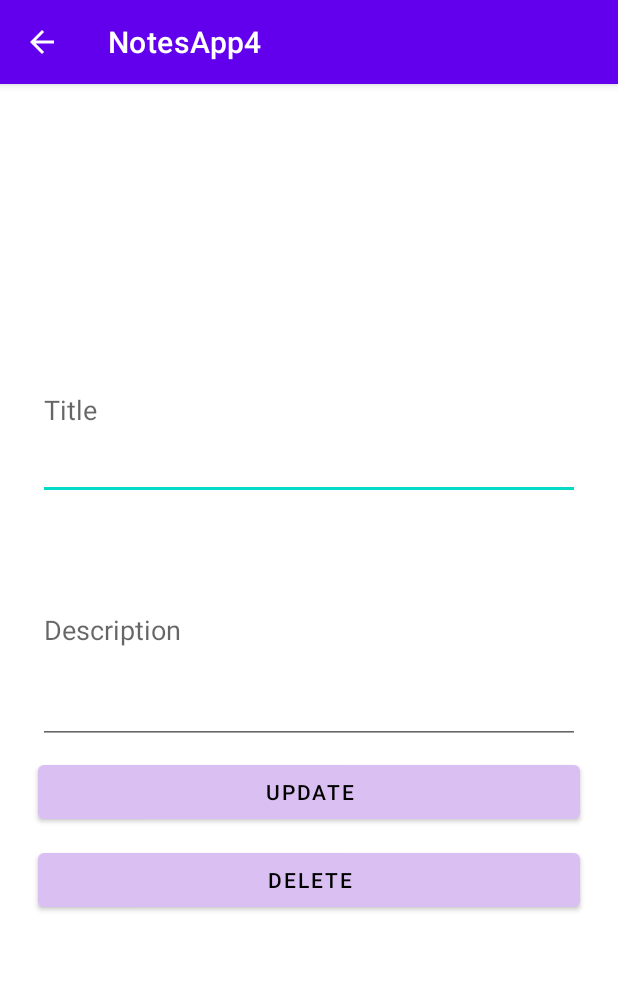
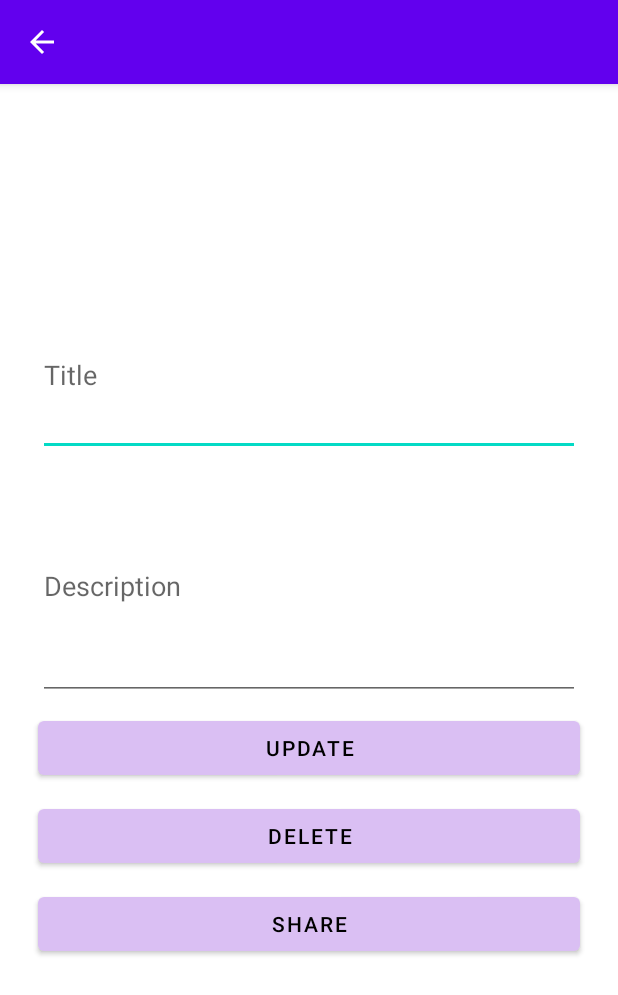
Before and after one commit to divya-evo/NotesAppFinal, an Android app: the UpdateActivity screen opened directly, with no data from a screen before it, after a tap on "UPDATE", on a phone screen of 412 x 824 dp. Shown: the top 995 px of the screen. Run offline under Robolectric (Android 15) with nearby library versions, the phone set to English and light mode, and no system bars.

Commit message:
share functionality works

```diff
--- a/NotesApp5/app/src/main/java/com/example/notesapp4/MainActivity.java
+++ b/NotesApp5/app/src/main/java/com/example/notesapp4/MainActivity.java
@@ -36,6 +36,7 @@ public class MainActivity extends AppCompatActivity {
     RecyclerView recyclerView;
     List<RecyclerEntity> list;
     RecyclerAdapter adapter;
+    RecyclerAdapter.MyViewHolder holder;
     FloatingActionButton addButton;
     MyDatabaseHelper myDB;
     private SQLiteDatabase database;
--- a/NotesApp5/app/src/main/java/com/example/notesapp4/MyDatabaseHelper.java
+++ b/NotesApp5/app/src/main/java/com/example/notesapp4/MyDatabaseHelper.java
@@ -142,13 +142,13 @@ public class MyDatabaseHelper extends SQLiteOpenHelper {
         return id;
     }
 
-    void updateData(String id, String title, String content){
+    void updateData(NoteItem noteItem){
         SQLiteDatabase db = this.getWritableDatabase();
         ContentValues cv = new ContentValues();
-        cv.put(COLUMN_TITLE, title);
-        cv.put(COLUMN_CONTENT, content);
+        cv.put(COLUMN_TITLE, noteItem.getTitle());
+        cv.put(COLUMN_CONTENT, noteItem.getContent());
 
-        long result = db.update(TABLE_NAME, cv, "_id=?", new String[] {String.valueOf(id)});
+        long result = db.update(TABLE_NAME, cv, "_id=?", new String[] {String.valueOf(noteItem.getId())});
         if(result == -1){
             Toast.makeText(context, "Failed to update", Toast.LENGTH_SHORT).show();
         } else {
--- a/NotesApp5/app/src/main/java/com/example/notesapp4/UpdateActivity.java
+++ b/NotesApp5/app/src/main/java/com/example/notesapp4/UpdateActivity.java
@@ -5,7 +5,9 @@ import androidx.appcompat.app.AlertDialog;
 import androidx.appcompat.app.AppCompatActivity;
 
 import android.content.DialogInterface;
+import android.content.Intent;
 import android.os.Bundle;
+import android.util.Log;
 import android.view.View;
 import android.widget.Button;
 import android.widget.EditText;
@@ -15,7 +17,7 @@ import java.util.ArrayList;
 
 public class UpdateActivity extends AppCompatActivity {
     EditText idInput, titleInput, contentInput;
-    Button updateNoteButton, deleteNoteButton;
+    Button updateNoteButton, deleteNoteButton, shareNoteButton;
     String title, content, id;
     ArrayList<NoteItem> myValues = new ArrayList<>();
 
@@ -29,24 +31,49 @@ public class UpdateActivity extends AppCompatActivity {
         titleInput = findViewById(R.id.title_input2);
         contentInput = findViewById(R.id.content_input2);
         updateNoteButton = findViewById(R.id.updateNote_button);
+        shareNoteButton = findViewById(R.id.shareNote_button);
         deleteNoteButton = findViewById(R.id.deleteNote_button);
         // first this
         getAndSetIntentData();
 
         //set action bar
-//        ActionBar ab = getSupportActionBar();
-//        if(ab != null){
-//            ab.setTitle();
-//        }
+        ActionBar ab = getSupportActionBar();
+        if(ab != null){
+            ab.setTitle(title);
+        }
 
         updateNoteButton.setOnClickListener(new View.OnClickListener() {
             @Override
             public void onClick(View v) {
+                String titleText = titleInput.getText().toString().trim();
+                String contentText = contentInput.getText().toString().trim();
+
                 MyDatabaseHelper myDB = new MyDatabaseHelper(UpdateActivity.this);
                 // and then this
-                myDB.updateData(id, title, content);
+                NoteItem updateNote = new NoteItem(titleText, contentText, false);
+                myDB.updateData(updateNote);
+
+//                myDB.updateData(id, title, content);
             }
         });
+        shareNoteButton.setOnClickListener(new View.OnClickListener() {
+            @Override
+            public void onClick(View v) {
+                String titleText = titleInput.getText().toString().trim();
+                String contentText = contentInput.getText().toString().trim();
+                MyDatabaseHelper myDB = new MyDatabaseHelper(UpdateActivity.this);
+                // and then this
+                NoteItem shareNote = new NoteItem(titleText, contentText, false);
+                Intent intent = new Intent(Intent.ACTION_SEND);
+                Log.i("sharing", shareNote.getTitle());
+                intent.putExtra(Intent.EXTRA_TEXT, "I would like to share my Note named: " + shareNote.getTitle() + "\n Here is the relevant information "
+                        + shareNote.getContent());
+                intent.setType("text/bold");
+                startActivity(Intent.createChooser(intent, "Share Note"));
+            }
+        });
+
+
 
 
         deleteNoteButton.setOnClickListener(new View.OnClickListener() {
@@ -68,6 +95,8 @@ public class UpdateActivity extends AppCompatActivity {
             content = getIntent().getStringExtra("content");
 
             //setting data
+            String titleText = titleInput.getText().toString().trim();
+            String contentText = contentInput.getText().toString().trim();
             titleInput.setText(title);
             contentInput.setText(content);
 
--- a/NotesApp5/app/src/main/res/layout/activity_update.xml
+++ b/NotesApp5/app/src/main/res/layout/activity_update.xml
@@ -71,7 +71,9 @@
         android:layout_height="wrap_content"
         android:layout_weight="20"
         android:layout_marginTop="10dp"
-        android:orientation="vertical">
+        android:orientation="vertical"
+
+        >
 
         <Button
             android:id="@+id/updateNote_button"
@@ -89,11 +91,17 @@
             android:id="@+id/deleteNote_button"
             android:layout_width="match_parent"
             android:layout_height="wrap_content"
-
             android:layout_margin="5dp"
-
-
             android:text="DELETE"
+            android:textColor="@color/text_light"
+            app:backgroundTint="@color/item_light"
+            app:iconTint="@color/background_light" />
+        <Button
+            android:id="@+id/shareNote_button"
+            android:layout_width="match_parent"
+            android:layout_height="wrap_content"
+            android:layout_margin="5dp"
+            android:text="SHARE"
             android:textColor="@color/text_light"
             app:backgroundTint="@color/item_light"
             app:iconTint="@color/background_light" />
```
Also changed, not shown: NotesApp5/app/src/main/java/com/example/notesapp4/RecyclerAdapter.java (+8 -6 lines).
